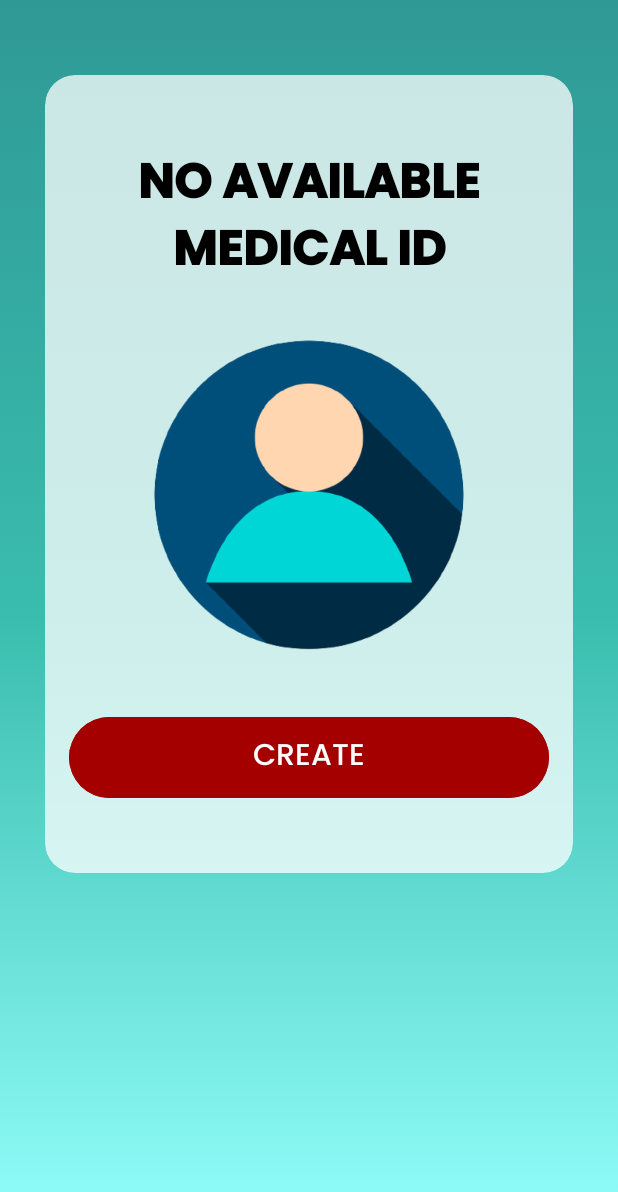
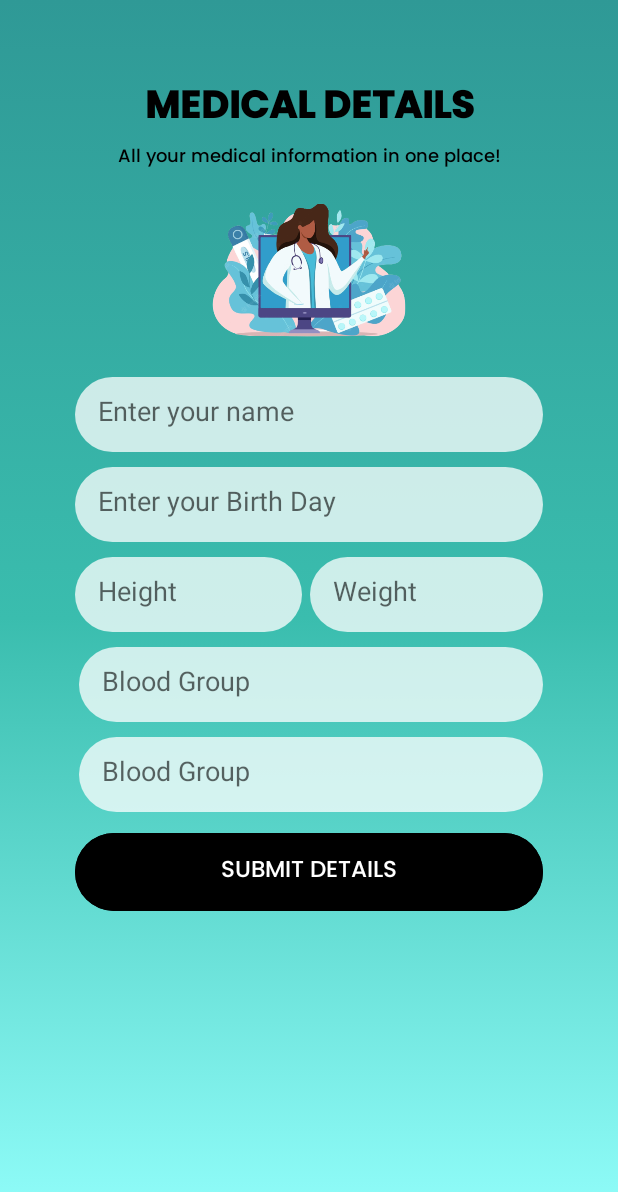
Before and after one commit to danuja01/Tourist_Managment_system-MAD_Project, an Android app: the EmptyMedId screen opened directly, with no data from a screen before it, after a tap on "CREATE", on a phone screen of 412 x 824 dp. Shown: the top 1192 px of the screen. Run offline under Robolectric (Android 15) with nearby library versions, the phone set to English and light mode, and no system bars.

Commit message:
Created UI of the MedicalDetailsInput Page

```diff
--- a/app/src/main/AndroidManifest.xml
+++ b/app/src/main/AndroidManifest.xml
@@ -14,7 +14,7 @@
         android:theme="@style/Theme.MADproject"
         tools:targetApi="31">
         <activity
-            android:name=".CreateMedId"
+            android:name=".Medical.CreateMedId"
             android:exported="false" />
         <activity
             android:name=".Medical.EmptyMedId"
--- a/app/src/main/java/com/example/madproject/Medical/EmptyMedId.java
+++ b/app/src/main/java/com/example/madproject/Medical/EmptyMedId.java
@@ -5,7 +5,6 @@ import androidx.appcompat.app.AppCompatActivity;
 import android.content.Intent;
 import android.os.Bundle;
 import android.view.View;
-import android.widget.Button;
 
 import com.example.madproject.R;
 
@@ -17,4 +16,8 @@ public class EmptyMedId extends AppCompatActivity {
         setContentView(R.layout.activity_empty_med_id);
     }
 
+    public void click(View view) {
+        Intent intent = new Intent(this, CreateMedId.class);
+        startActivity(intent);
+    }
 }
--- /dev/null
+++ b/app/src/main/res/drawable/custom_input.xml
@@ -0,0 +1,11 @@
+<?xml version="1.0" encoding="utf-8"?>
+<selector xmlns:tools="http://schemas.android.com/tools" xmlns:android="http://schemas.android.com/apk/res/android">
+
+    <item android:state_enabled="true">
+        <shape android:shape="rectangle">
+            <solid android:color="@color/cardWhite"/>
+            <corners android:radius="100dp"/>
+            <stroke android:color="@color/black"/>
+        </shape>
+    </item>
+</selector>
--- a/app/src/main/res/layout/activity_create_med_id.xml
+++ b/app/src/main/res/layout/activity_create_med_id.xml
@@ -1,9 +1,132 @@
 <?xml version="1.0" encoding="utf-8"?>
-<androidx.constraintlayout.widget.ConstraintLayout xmlns:android="http://schemas.android.com/apk/res/android"
+<LinearLayout xmlns:android="http://schemas.android.com/apk/res/android"
     xmlns:app="http://schemas.android.com/apk/res-auto"
     xmlns:tools="http://schemas.android.com/tools"
     android:layout_width="match_parent"
     android:layout_height="match_parent"
-    tools:context=".CreateMedId">
+    android:background="@drawable/gradient_background"
+    android:orientation="vertical"
+    android:paddingHorizontal="50dp"
+    android:paddingTop="50dp"
+    android:paddingBottom="0dp"
+    tools:context=".Medical.CreateMedId">
 
-</androidx.constraintlayout.widget.ConstraintLayout>
+    <TextView
+        android:id="@+id/title"
+        android:layout_width="match_parent"
+        android:layout_height="wrap_content"
+        android:fontFamily="@font/poppins_bold"
+        android:text="@string/ht3_title"
+        android:textAlignment="center"
+        android:textColor="@color/black"
+        android:textFontWeight="900"
+        android:textSize="25sp" />
+
+    <TextView
+        android:id="@+id/caption"
+        android:layout_width="match_parent"
+        android:layout_height="wrap_content"
+        android:fontFamily="@font/poppins_medium"
+        android:text="@string/ht3_caption"
+        android:textAlignment="center"
+        android:textColor="@color/black"
+        android:textSize="12sp" />
+
+    <ImageView
+        android:id="@+id/imageView5"
+        android:layout_width="match_parent"
+        android:layout_height="120dp"
+        app:srcCompat="@drawable/online_african_american_doctor_medical_consultation_vector_illustration_311563_477_removebg_preview" />
+
+    <LinearLayout
+        android:layout_width="match_parent"
+        android:layout_height="wrap_content"
+        android:orientation="vertical"
+        android:layout_marginTop="16dp">
+
+        <EditText
+            android:layout_width="match_parent"
+            android:layout_height="50dp"
+            android:background="@drawable/custom_input"
+            android:inputType="textPersonName"
+            android:hint="@string/ht3_hint_name"
+            android:padding="15dp"
+            />
+        <EditText
+            android:layout_width="match_parent"
+            android:layout_height="50dp"
+            android:background="@drawable/custom_input"
+            android:hint="@string/ht3_hint_birthday"
+            android:inputType="textPersonName"
+            android:padding="15dp"
+            android:layout_marginTop="10dp"
+            />
+
+        <LinearLayout
+            android:layout_width="match_parent"
+            android:layout_height="wrap_content"
+            android:orientation="horizontal">
+
+            <EditText
+                android:layout_width="wrap_content"
+                android:layout_height="50dp"
+                android:layout_weight="1"
+                android:background="@drawable/custom_input"
+                android:hint="@string/ht3_hint_height"
+                android:inputType="textPersonName"
+                android:padding="15dp"
+                android:layout_marginTop="10dp"
+                android:layout_marginRight="2.5dp"
+
+
+                />
+
+            <EditText
+                android:layout_width="wrap_content"
+                android:layout_height="50dp"
+                android:layout_weight="1"
+                android:background="@drawable/custom_input"
+                android:hint="@string/ht3_hint_weight"
+                android:inputType="textPersonName"
+                android:padding="15dp"
+                android:layout_marginTop="10dp"
+                android:layout_marginLeft="2.5dp"
+                />
+        </LinearLayout>
+
+        <EditText
+            android:layout_width="match_parent"
+            android:layout_height="50dp"
+            android:background="@drawable/custom_input"
+            android:hint="@string/ht3_hint_blood"
+            android:inputType="textPersonName"
+            android:padding="15dp"
+            android:layout_marginTop="10dp"
+            android:layout_marginLeft="2.5dp"
+            />
+
+        <EditText
+            android:layout_width="match_parent"
+            android:layout_height="50dp"
+            android:background="@drawable/custom_input"
+            android:hint="@string/ht3_hint_blood"
+            android:inputType="textPersonName"
+            android:padding="15dp"
+            android:layout_marginTop="10dp"
+            android:layout_marginLeft="2.5dp"
+            />
+
+        <Button
+            android:id="@+id/medIdBtn"
+            style="@style/Widget.Material3.Button"
+            android:layout_width="match_parent"
+            android:layout_height="60dp"
+            android:backgroundTint="@color/black"
+            android:fontFamily="@font/poppins_medium"
+            android:layout_marginTop="10dp"
+            android:text="@string/ht3_btn_submit"
+            android:textSize="15sp" />
+
+    </LinearLayout>
+
+</LinearLayout>
--- a/app/src/main/res/layout/activity_empty_med_id.xml
+++ b/app/src/main/res/layout/activity_empty_med_id.xml
@@ -15,10 +15,9 @@
     <com.google.android.material.card.MaterialCardView
         android:layout_width="match_parent"
         android:layout_height="wrap_content"
+        android:backgroundTint="@color/cardWhite"
         app:cardElevation="0dp"
-        android:backgroundTint="@color/cardWhite"
-        app:shapeAppearanceOverlay="@style/ShapeAppearanceOverlay.CardView"
-        >
+        app:shapeAppearanceOverlay="@style/ShapeAppearanceOverlay.CardView">
 
 
         <LinearLayout
@@ -26,17 +25,18 @@
             android:layout_height="wrap_content"
             android:orientation="vertical"
             android:padding="16dp">
+
             <TextView
                 android:id="@+id/title"
                 android:layout_width="match_parent"
                 android:layout_height="wrap_content"
+                android:layout_marginTop="30sp"
                 android:fontFamily="@font/poppins_bold"
                 android:text="@string/ht2_title"
                 android:textAlignment="center"
                 android:textColor="@color/black"
                 android:textFontWeight="900"
                 android:textSize="32sp"
-                android:layout_marginTop="30sp"
 
                 />
 
@@ -44,9 +44,8 @@
                 android:id="@+id/imageView"
                 android:layout_width="match_parent"
                 android:layout_height="227dp"
-                android:src="@drawable/anonymous_user_circle_icon_vector_18958255_removebg_preview"
                 android:layout_marginTop="20sp"
-                />
+                android:src="@drawable/anonymous_user_circle_icon_vector_18958255_removebg_preview" />
 
             <Button
                 android:id="@+id/medIdBtn"
--- a/app/src/main/res/layout/activity_main.xml
+++ b/app/src/main/res/layout/activity_main.xml
@@ -14,4 +14,15 @@
         android:text="Button"
         tools:layout_editor_absoluteX="92dp"
         tools:layout_editor_absoluteY="232dp" />
+
+    <TextView
+        android:id="@+id/textView"
+        android:layout_width="wrap_content"
+        android:layout_height="wrap_content"
+        android:text="HOME PAGE"
+        android:textSize="34sp"
+        app:layout_constraintBottom_toBottomOf="parent"
+        app:layout_constraintEnd_toEndOf="parent"
+        app:layout_constraintStart_toStartOf="parent"
+        app:layout_constraintTop_toTopOf="parent" />
 </androidx.constraintlayout.widget.ConstraintLayout>
--- a/app/src/main/res/values/strings.xml
+++ b/app/src/main/res/values/strings.xml
@@ -7,4 +7,13 @@
     <string name="ht1_btn_bmi">BMI CALCULATOR</string>
     <string name="ht2_title">NO AVAILABLE MEDICAL ID</string>
     <string name="ht2_btn">CREATE</string>
+    <string name="ht3_title">MEDICAL DETAILS</string>
+    <string name="ht3_caption">All your medical information in one place!</string>
+    <string name="ht3_hint_name">Enter your name</string>
+    <string name="ht3_hint_birthday">Enter your Birth Day</string>
+    <string name="ht3_hint_height">Height</string>
+    <string name="ht3_hint_weight">Weight</string>
+    <string name="ht3_hint_blood">Blood Group</string>
+    <string name="ht3_hint_info">Additional Medical Info</string>
+    <string name="ht3_btn_submit">SUBMIT DETAILS</string>
 </resources>
```
Also changed, not shown: app/src/main/java/com/example/madproject/Medical/CreateMedId.java (renamed from app/src/main/java/com/example/madproject/CreateMedId.java, +7 -1 lines), app/src/main/res/drawable/online_african_american_doctor_medical_consultation_vector_illustration_311563_477_removebg_preview.png (added), app/src/main/res/drawable/people_donating_blood_concept_free_vector_removebg_preview.png (added), app/src/main/res/drawable/veectezyactivism_worldblooddonorday_illustrationbv0421__converted__1.png (added).
